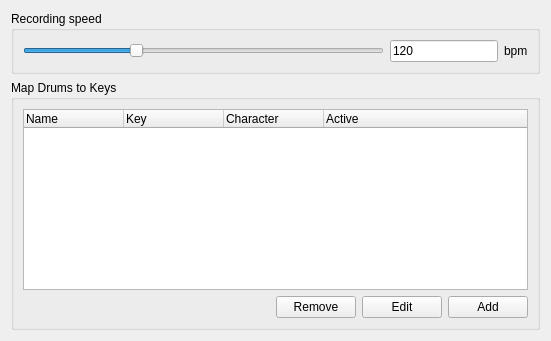
Above: prefsrec.ui from domoritz/drummy before the change. Below: the same form after it.
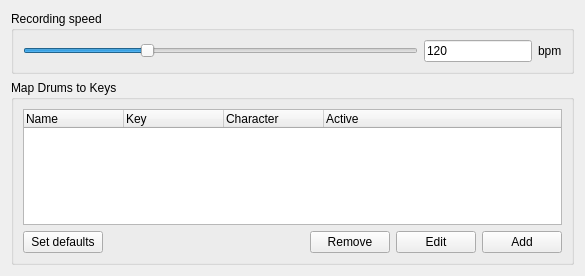
That is the form after the change.

Diff of the .ui file:
```diff
--- a/prefsrec.ui
+++ b/prefsrec.ui
@@ -6,8 +6,8 @@
    <rect>
     <x>0</x>
     <y>0</y>
-    <width>551</width>
-    <height>341</height>
+    <width>585</width>
+    <height>276</height>
    </rect>
   </property>
   <property name="sizePolicy">
@@ -131,6 +131,13 @@
       </item>
       <item>
        <layout class="QHBoxLayout" name="horizontalLayout_2">
+        <item>
+         <widget class="QPushButton" name="defaultsPushButton">
+          <property name="text">
+           <string>Set defaults</string>
+          </property>
+         </widget>
+        </item>
         <item>
          <spacer name="horizontalSpacer">
           <property name="orientation">
```
Left out of the diff: 14 changed lines with no effect on the pictures.
